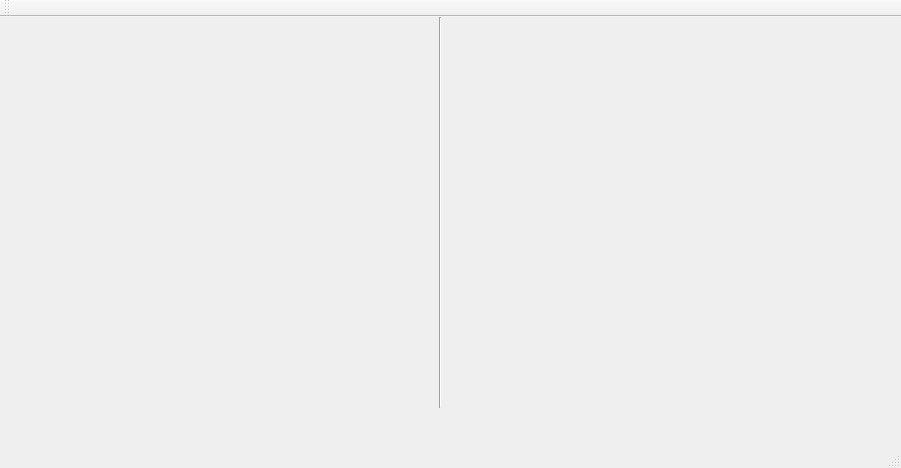
The window that mainwindow.ui (AminAnsarian/Hand-Gesture-to-String-Conversion-using-OpenCV-and-SVM) describes before a commit, drawn with Qt 5.
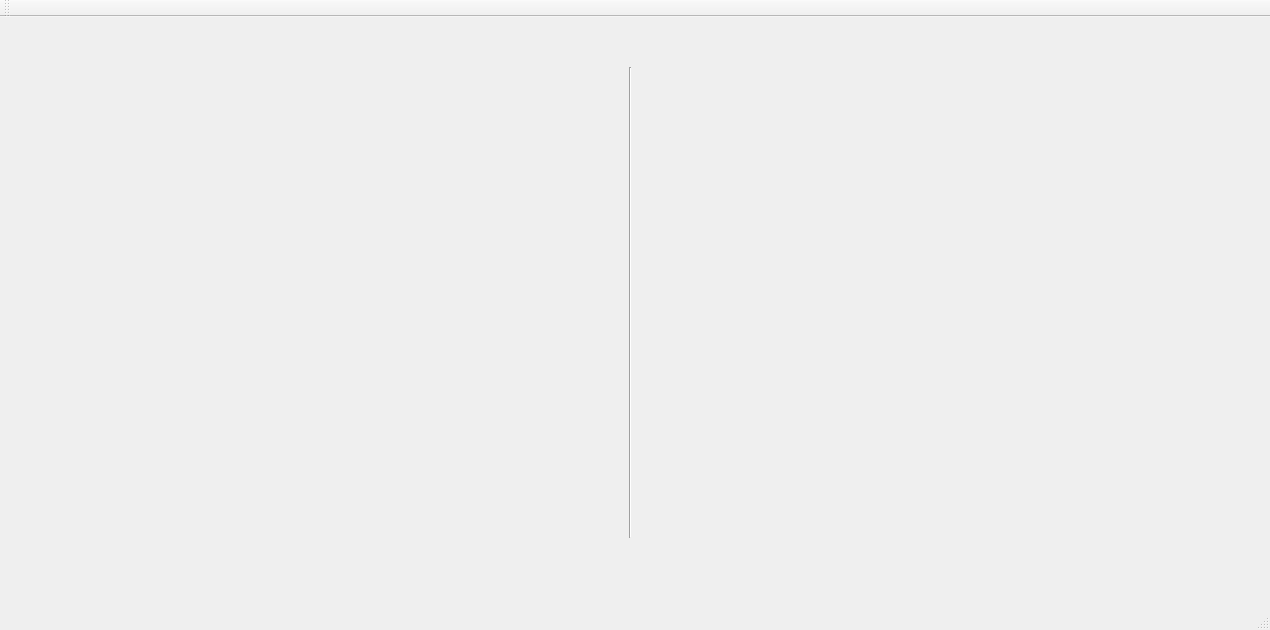
The same window after the commit.

Patch:
```diff
--- a/mainwindow.ui
+++ b/mainwindow.ui
@@ -6,8 +6,8 @@
    <rect>
     <x>0</x>
     <y>0</y>
-    <width>901</width>
-    <height>468</height>
+    <width>1270</width>
+    <height>630</height>
    </rect>
   </property>
   <property name="windowTitle">
@@ -17,10 +17,10 @@
    <widget class="QLabel" name="vid_label">
     <property name="geometry">
      <rect>
-      <x>500</x>
-      <y>30</y>
-      <width>341</width>
-      <height>291</height>
+      <x>680</x>
+      <y>20</y>
+      <width>550</width>
+      <height>501</height>
      </rect>
     </property>
     <property name="text">
@@ -30,10 +30,10 @@
    <widget class="QLabel" name="matplotlib_widget">
     <property name="geometry">
      <rect>
-      <x>20</x>
-      <y>40</y>
-      <width>341</width>
-      <height>291</height>
+      <x>50</x>
+      <y>70</y>
+      <width>531</width>
+      <height>441</height>
      </rect>
     </property>
     <property name="text">
@@ -43,10 +43,10 @@
    <widget class="Line" name="line">
     <property name="geometry">
      <rect>
-      <x>430</x>
-      <y>0</y>
+      <x>620</x>
+      <y>50</y>
       <width>20</width>
-      <height>391</height>
+      <height>471</height>
      </rect>
     </property>
     <property name="orientation">
```
Left out of the diff: 4 changed lines with no effect on the pictures.
